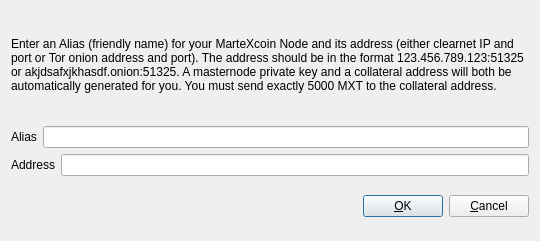
First picture: the form in src/qt/forms/addeditvalverdenode.ui, repository martexcoin/martexcoin_4x, before the edit.
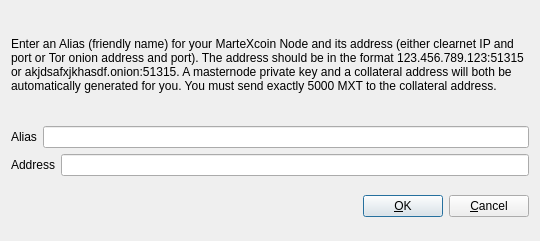
Second picture: the form after the edit.

What changed in the file:
```diff
--- a/src/qt/forms/addeditvalverdenode.ui
+++ b/src/qt/forms/addeditvalverdenode.ui
@@ -34,7 +34,7 @@
         </sizepolicy>
        </property>
        <property name="text">
-        <string>&lt;html&gt;&lt;head/&gt;&lt;body&gt;&lt;p&gt;Enter an Alias (friendly name) for your MarteXcoin Node and its address (either clearnet IP and port or Tor onion address and port). The address should be in the format 123.456.789.123:51325 or akjdsafxjkhasdf.onion:51325. A masternode private key and a collateral address will both be automatically generated for you. You must send exactly 5000 MXT to the collateral address.&lt;/p&gt;&lt;/body&gt;&lt;/html&gt;</string>
+        <string>&lt;html&gt;&lt;head/&gt;&lt;body&gt;&lt;p&gt;Enter an Alias (friendly name) for your MarteXcoin Node and its address (either clearnet IP and port or Tor onion address and port). The address should be in the format 123.456.789.123:51315 or akjdsafxjkhasdf.onion:51315. A masternode private key and a collateral address will both be automatically generated for you. You must send exactly 5000 MXT to the collateral address.&lt;/p&gt;&lt;/body&gt;&lt;/html&gt;</string>
        </property>
        <property name="wordWrap">
         <bool>true</bool>
```
